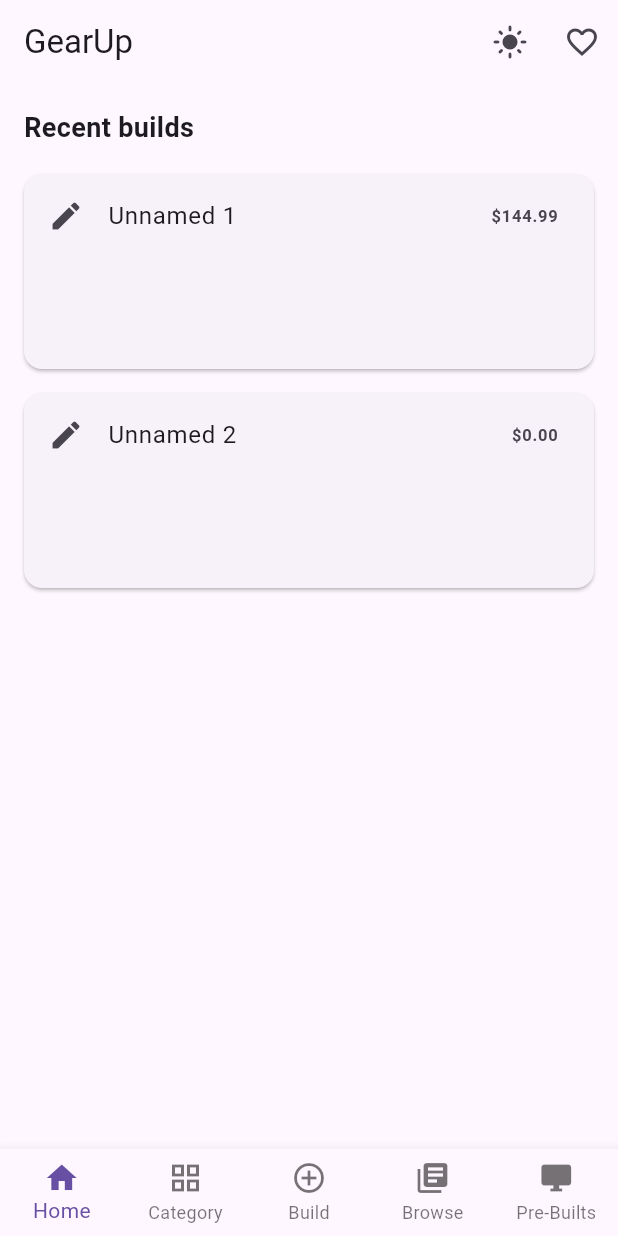
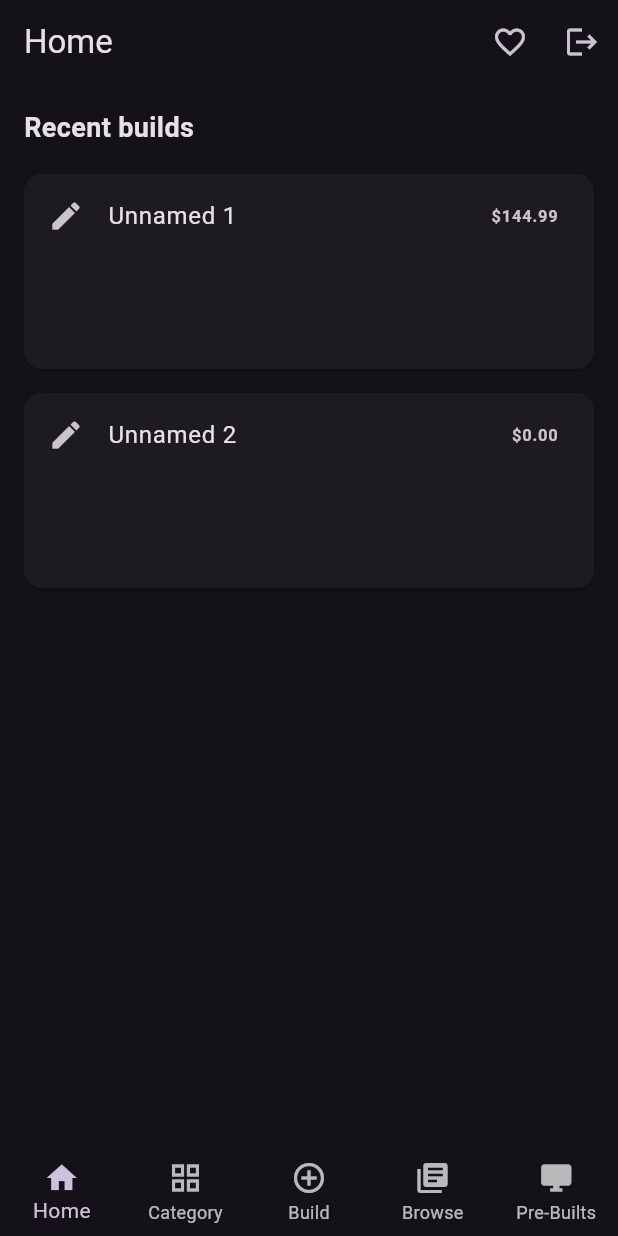
Before and after one commit to Kristenz24/GearUp, a Flutter app: the screen it shows after launch, on a phone screen of 412 x 824 dp. Run offline on Flutter 3.47's test engine with Material 3 defaults, Android fonts, the phone set to English and light mode, and no system bars.

Commit message:
modified homepage

```diff
--- /dev/null
+++ b/lib/login.dart
@@ -0,0 +1,4 @@
+void main(){
+
+
+}
--- a/lib/main.dart
+++ b/lib/main.dart
@@ -4,50 +4,33 @@ void main() {
   runApp(GearUpApp());
 }
 
-class GearUpApp extends StatefulWidget {
-  @override
-  _GearUpAppState createState() => _GearUpAppState();
-}
-
-class _GearUpAppState extends State<GearUpApp> {
-  bool _isDarkMode = false;
-
+class GearUpApp extends StatelessWidget {
   @override
   Widget build(BuildContext context) {
     return MaterialApp(
       debugShowCheckedModeBanner: false,
-      theme: _isDarkMode ? ThemeData.dark() : ThemeData.light(),
-      home: HomePage(
-        toggleTheme: () {
-          setState(() {
-            _isDarkMode = !_isDarkMode;
-          });
-        },
-        isDarkMode: _isDarkMode,
-      ),
+      theme: ThemeData.dark(),
+      home: HomePage(),
     );
   }
 }
 
 class HomePage extends StatelessWidget {
-  final VoidCallback toggleTheme;
-  final bool isDarkMode;
-
-  const HomePage({required this.toggleTheme, required this.isDarkMode});
-
   @override
   Widget build(BuildContext context) {
     return Scaffold(
       appBar: AppBar(
-        title: Text('GearUp'),
+        title: Text('Home'),
         actions: [
-          IconButton(
-            icon: Icon(isDarkMode ? Icons.dark_mode : Icons.light_mode),
-            onPressed: toggleTheme,
-          ),
           IconButton(
             icon: Icon(Icons.favorite_border),
             onPressed: () {},
+          ),
+          IconButton(
+            icon: Icon(Icons.logout),
+            onPressed: () {
+              // Logout functionality to be provided later
+            },
           ),
         ],
       ),
@@ -70,10 +53,14 @@ class HomePage extends StatelessWidget {
         type: BottomNavigationBarType.fixed,
         items: [
           BottomNavigationBarItem(icon: Icon(Icons.home), label: 'Home'),
-          BottomNavigationBarItem(icon: Icon(Icons.grid_view), label: 'Category'),
-          BottomNavigationBarItem(icon: Icon(Icons.add_circle_outline), label: 'Build'),
-          BottomNavigationBarItem(icon: Icon(Icons.library_books), label: 'Browse'),
-          BottomNavigationBarItem(icon: Icon(Icons.desktop_windows), label: 'Pre-Builts'),
+          BottomNavigationBarItem(
+              icon: Icon(Icons.grid_view), label: 'Category'),
+          BottomNavigationBarItem(
+              icon: Icon(Icons.add_circle_outline), label: 'Build'),
+          BottomNavigationBarItem(
+              icon: Icon(Icons.library_books), label: 'Browse'),
+          BottomNavigationBarItem(
+              icon: Icon(Icons.desktop_windows), label: 'Pre-Builts'),
         ],
       ),
     );
@@ -90,7 +77,8 @@ class BuildCard extends StatelessWidget {
   Widget build(BuildContext context) {
     return GestureDetector(
       onTap: () {
-        print('Clicked on $name'); // Replace with navigation or functionality as needed
+        print(
+            'Clicked on $name'); // Replace with navigation or functionality as needed
       },
       child: Card(
         margin: EdgeInsets.symmetric(vertical: 8.0),
```
